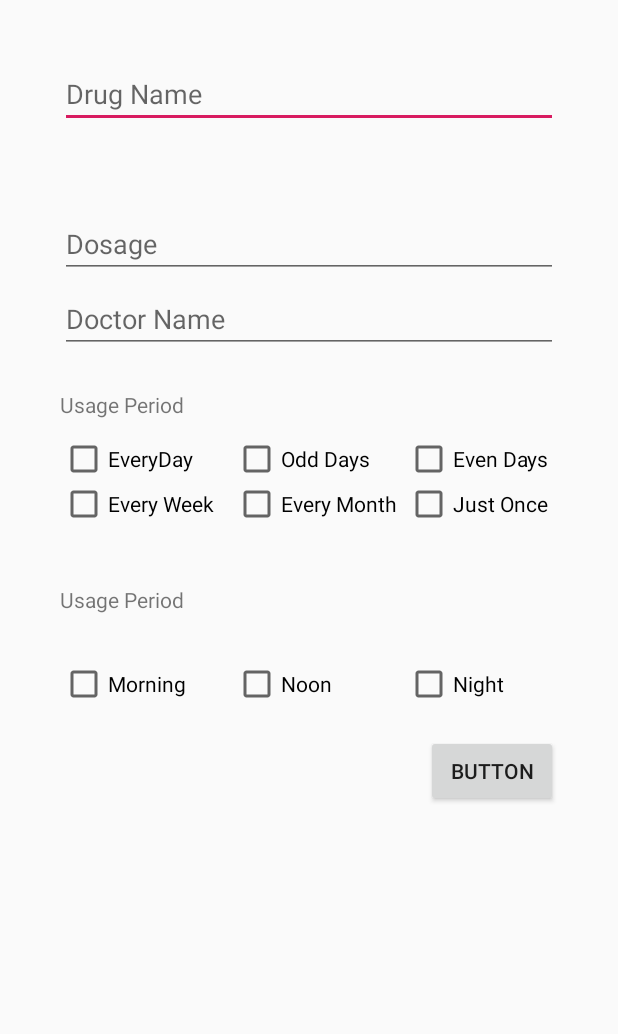
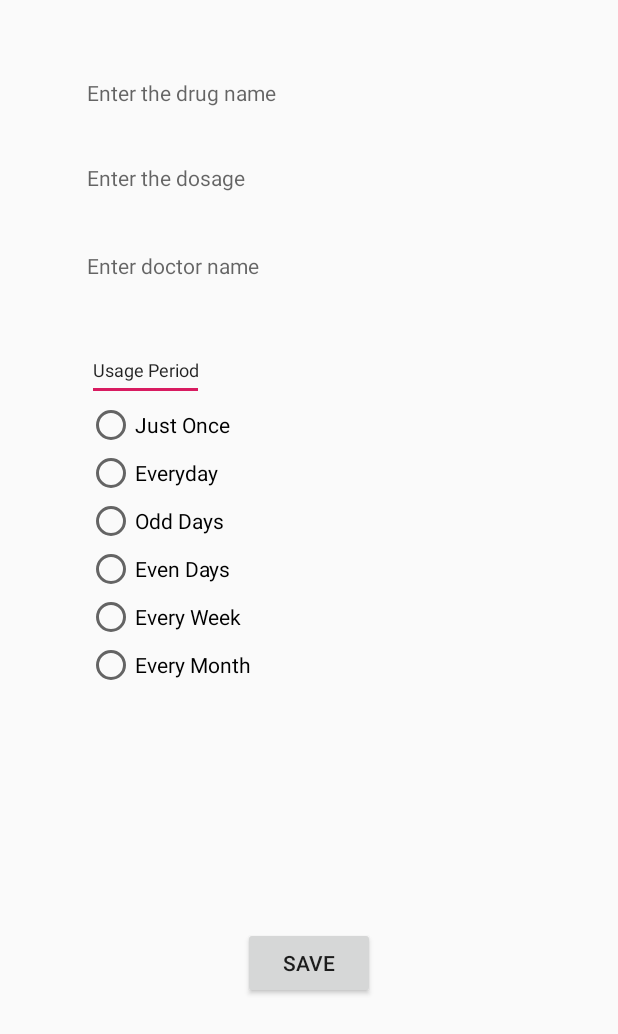
Before and after one commit to mz966319/Medication-Adherence-System, an Android app: the layout activity_ad_details.xml on its own in the app's theme, with its tools: preview values and no code run, on a phone screen of 412 x 824 dp. Shown: the top 1034 px of the screen. Run offline under Robolectric (Android 15) with nearby library versions, the phone set to English and light mode, and no system bars.

Commit message:
Adding UI

```diff
--- /dev/null
+++ b/MAS/app/src/main/java/com/example/mas/AddDetails.java
@@ -0,0 +1,12 @@
+package com.example.mas;
+import androidx.appcompat.app.AppCompatActivity;
+
+import android.os.Bundle;
+public class AddDetails extends AppCompatActivity {
+    @Override
+    protected void onCreate(Bundle savedInstanceState) {
+        super.onCreate(savedInstanceState);
+        setContentView(R.layout.activity_ad_details);
+    }
+
+}
--- /dev/null
+++ b/MAS/app/src/main/java/com/example/mas/AddMedicine.java
@@ -0,0 +1,38 @@
+package com.example.mas;
+
+import androidx.appcompat.app.AppCompatActivity;
+
+import android.content.Intent;
+import android.os.Bundle;
+import android.view.View;
+import android.widget.ArrayAdapter;
+import android.widget.Button;
+import android.widget.ListView;
+
+
+
+public class AddMedicine extends AppCompatActivity {
+
+    ListView theListView;
+    Intent myIntent;
+
+    private Button AdBtn;
+
+    @Override
+    protected void onCreate(Bundle savedInstanceState) {
+        super.onCreate(savedInstanceState);
+        setContentView(R.layout.activity_add_medicine);
+
+        theListView = (ListView) findViewById(R.id.myListView);
+        String[ ] myData = {"A","B","C"};
+        ArrayAdapter<String> myAdapter =
+                new ArrayAdapter<String>(this, android.R.layout.simple_list_item_1, myData);
+        theListView.setAdapter(myAdapter);
+
+    }
+
+    public void MoveToActivityTwo(View view){
+        Intent intent = new Intent(AddMedicine.this, AddDetails.class);
+        startActivity(intent);
+    }
+}
--- a/MAS/app/src/main/java/com/example/mas/MainActivity.java
+++ b/MAS/app/src/main/java/com/example/mas/MainActivity.java
@@ -18,9 +18,9 @@ public class MainActivity extends AppCompatActivity {
         Intent intent = new Intent(MainActivity.this, medicalProfile.class);
         startActivity(intent);
     }
-//    public void MoveToMedAddMedActivity(View view){
-//        Intent intent = new Intent(MainActivity.this, AddMedicine.class);
-//        startActivity(intent);
-//    }
+    public void MoveToMedAddMedActivity(View view){
+        Intent intent = new Intent(MainActivity.this, AddMedicine.class);
+        startActivity(intent);
+  }
     /*end of tmp code*/
 }
--- a/MAS/app/src/main/res/layout/activity_ad_details.xml
+++ b/MAS/app/src/main/res/layout/activity_ad_details.xml
@@ -1,129 +1,119 @@
 <?xml version="1.0" encoding="utf-8"?>
-<RelativeLayout
-
-    xmlns:android="http://schemas.android.com/apk/res/android"
+<androidx.constraintlayout.widget.ConstraintLayout xmlns:android="http://schemas.android.com/apk/res/android"
     xmlns:app="http://schemas.android.com/apk/res-auto"
     xmlns:tools="http://schemas.android.com/tools"
+    android:id="@+id/linearLayout"
     android:layout_width="match_parent"
-    android:layout_height="match_parent"
-    android:padding="40dp"
-    tools:context=".AdDetails">
+    android:layout_height="match_parent">
+
+    <TextView
+        android:id="@+id/dosage"
+        android:layout_width="289dp"
+        android:layout_height="37dp"
+        android:hint="Enter the dosage"
+        app:layout_constraintBottom_toBottomOf="parent"
+        app:layout_constraintEnd_toEndOf="parent"
+        app:layout_constraintHorizontal_bias="0.475"
+        app:layout_constraintStart_toStartOf="parent"
+        app:layout_constraintTop_toTopOf="parent"
+        app:layout_constraintVertical_bias="0.138" />
+
+    <TextView
+        android:id="@+id/doctorName"
+        android:layout_width="289dp"
+        android:layout_height="37dp"
+        android:hint="Enter doctor name"
+        app:layout_constraintBottom_toBottomOf="parent"
+        app:layout_constraintEnd_toEndOf="parent"
+        app:layout_constraintHorizontal_bias="0.475"
+        app:layout_constraintStart_toStartOf="parent"
+        app:layout_constraintTop_toTopOf="parent"
+        app:layout_constraintVertical_bias="0.213" />
+
+    <TextView
+        android:id="@+id/drugName"
+        android:layout_width="289dp"
+        android:layout_height="37dp"
+        android:hint="Enter the drug name"
+        app:layout_constraintBottom_toBottomOf="parent"
+        app:layout_constraintEnd_toEndOf="parent"
+        app:layout_constraintHorizontal_bias="0.475"
+        app:layout_constraintStart_toStartOf="parent"
+        app:layout_constraintTop_toTopOf="parent"
+        app:layout_constraintVertical_bias="0.066" />
 
     <EditText
-        android:id="@+id/DrgNm_ET"
+        android:id="@+id/editText3"
+        android:layout_width="78dp"
+        android:layout_height="41dp"
+        android:ems="10"
+        android:inputType="textPersonName"
+        android:text="Usage Period"
+        android:textSize="12sp"
+        app:layout_constraintBottom_toBottomOf="parent"
+        app:layout_constraintEnd_toEndOf="parent"
+        app:layout_constraintHorizontal_bias="0.174"
+        app:layout_constraintStart_toStartOf="parent"
+        app:layout_constraintTop_toBottomOf="@+id/doctorName"
+        app:layout_constraintVertical_bias="0.037" />
+
+    <RadioGroup
+        android:id="@+id/radioGroup2"
+        android:layout_width="312dp"
+        android:layout_height="192dp"
+        app:layout_constraintBottom_toBottomOf="parent"
+        app:layout_constraintEnd_toEndOf="parent"
+        app:layout_constraintHorizontal_bias="0.58"
+        app:layout_constraintStart_toStartOf="parent"
+        app:layout_constraintTop_toBottomOf="@+id/editText3"
+        app:layout_constraintVertical_bias="0.0">
+
+        <RadioButton
+            android:id="@+id/justOnce"
             android:layout_width="match_parent"
             android:layout_height="wrap_content"
-        android:ems="10"
-        android:hint="Drug Name"
-        android:inputType="textPersonName" />
+            android:text="Just Once" />
 
-    <EditText
-        android:id="@+id/Dsg_ET"
+        <RadioButton
+            android:id="@+id/everyday"
             android:layout_width="match_parent"
             android:layout_height="wrap_content"
-        android:layout_marginTop="100dp"
-        android:ems="10"
-        android:hint="Dosage"
-        android:inputType="textPersonName" />
+            android:text="Everyday" />
 
-    <EditText
-        android:id="@+id/Doctor_ET"
+        <RadioButton
+            android:id="@+id/oddDays"
             android:layout_width="match_parent"
             android:layout_height="wrap_content"
-        android:layout_marginTop="150dp"
-        android:ems="10"
-        android:inputType="textPersonName"
-        android:hint="Doctor Name" />
+            android:text="Odd Days" />
 
-    <CheckBox
-        android:id="@+id/CB1"
+        <RadioButton
+            android:id="@+id/evenDays"
+            android:layout_width="match_parent"
+            android:layout_height="wrap_content"
+            android:text="Even Days" />
+
+        <RadioButton
+            android:id="@+id/everyWeek"
+            android:layout_width="match_parent"
+            android:layout_height="wrap_content"
+            android:text="Every Week" />
+
+        <RadioButton
+            android:id="@+id/everyMonth"
+            android:layout_width="match_parent"
+            android:layout_height="wrap_content"
+            android:text="Every Month" />
+
+    </RadioGroup>
+
+    <Button
+        android:id="@+id/saveDrug"
         android:layout_width="wrap_content"
         android:layout_height="wrap_content"
-        android:layout_marginTop="250dp"
-        android:text="EveryDay" />
+        android:text="Save"
+        app:layout_constraintBottom_toBottomOf="parent"
+        app:layout_constraintEnd_toEndOf="parent"
+        app:layout_constraintStart_toStartOf="parent"
+        app:layout_constraintTop_toBottomOf="@+id/radioGroup2" />
 
-    <CheckBox
-        android:id="@+id/CB2"
-        android:layout_width="wrap_content"
-        android:layout_height="wrap_content"
-        android:layout_marginTop="250dp"
-        android:layout_marginLeft="115dp"
-        android:text="Odd Days" />
-
-    <CheckBox
-        android:id="@+id/CB3"
-        android:layout_width="wrap_content"
-        android:layout_height="wrap_content"
-        android:layout_marginTop="250dp"
-        android:layout_marginLeft="230dp"
-        android:text="Even Days" />
-
-    <CheckBox
-        android:id="@+id/CB4"
-        android:layout_width="wrap_content"
-        android:layout_height="wrap_content"
-        android:layout_marginTop="280dp"
-        android:text="Every Week" />
-
-    <CheckBox
-        android:id="@+id/CB5"
-        android:layout_width="wrap_content"
-        android:layout_height="wrap_content"
-        android:layout_marginTop="280dp"
-        android:layout_marginLeft="115dp"
-        android:text="Every Month" />
-
-    <CheckBox
-        android:id="@+id/CB6"
-        android:layout_width="wrap_content"
-        android:layout_height="wrap_content"
-        android:layout_marginTop="280dp"
-        android:layout_marginLeft="230dp"
-        android:text="Just Once" />
-
-    <CheckBox
-        android:id="@+id/CB7"
-        android:layout_width="wrap_content"
-        android:layout_height="wrap_content"
-        android:layout_marginTop="400dp"
-        android:text="Morning" />
-
-    <CheckBox
-        android:id="@+id/CB8"
-        android:layout_width="wrap_content"
-        android:layout_height="wrap_content"
-        android:layout_marginTop="400dp"
-        android:layout_marginLeft="115dp"
-        android:text="Noon" />
-
-    <CheckBox
-        android:id="@+id/CB9"
-        android:layout_width="wrap_content"
-        android:layout_height="wrap_content"
-        android:layout_marginTop="400dp"
-        android:layout_marginLeft="230dp"
-        android:text="Night" />
-
-    <TextView
-        android:id="@+id/TV1"
-        android:layout_width="wrap_content"
-        android:layout_height="wrap_content"
-        android:layout_marginTop="220dp"
-        android:text="Usage Period" />
-
-    <TextView
-        android:id="@+id/TV2"
-        android:layout_width="wrap_content"
-        android:layout_height="wrap_content"
-        android:layout_marginTop="350dp"
-        android:text="Usage Period" />
-
-    <Button
-        android:id="@+id/SaveBtn"
-        android:layout_width="wrap_content"
-        android:layout_height="wrap_content"
-        android:layout_marginTop="450dp"
-        android:layout_alignParentEnd="true"
-        android:text="Button" />
-
-</RelativeLayout>
+</androidx.constraintlayout.widget.ConstraintLayout>
```
Lines whose indentation alone changed are shown as unchanged.
